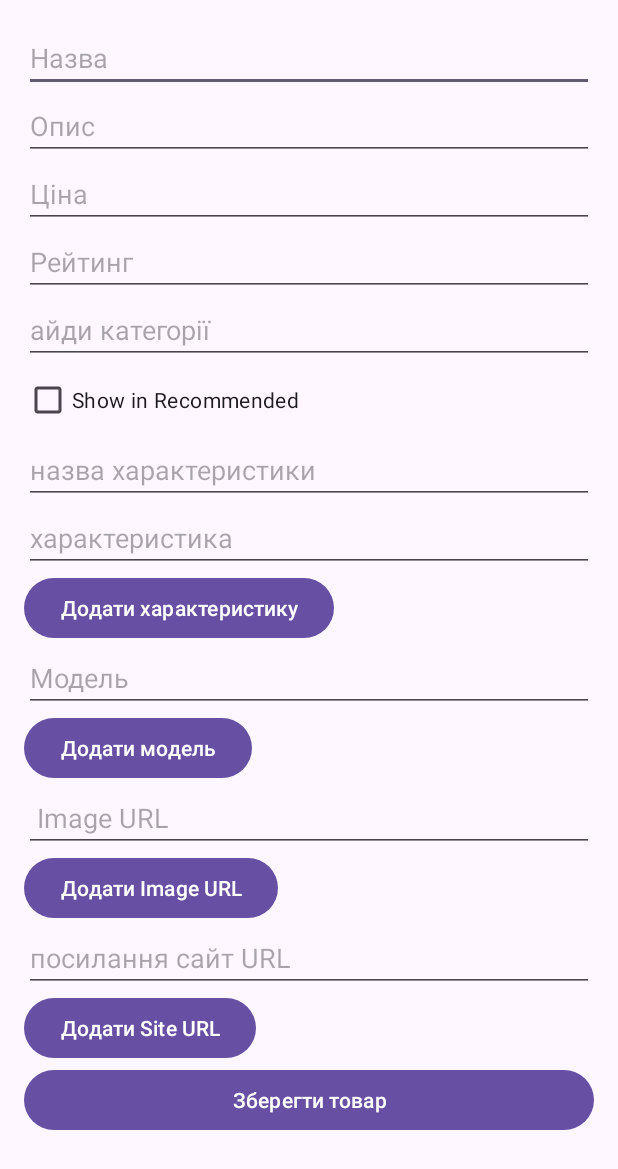
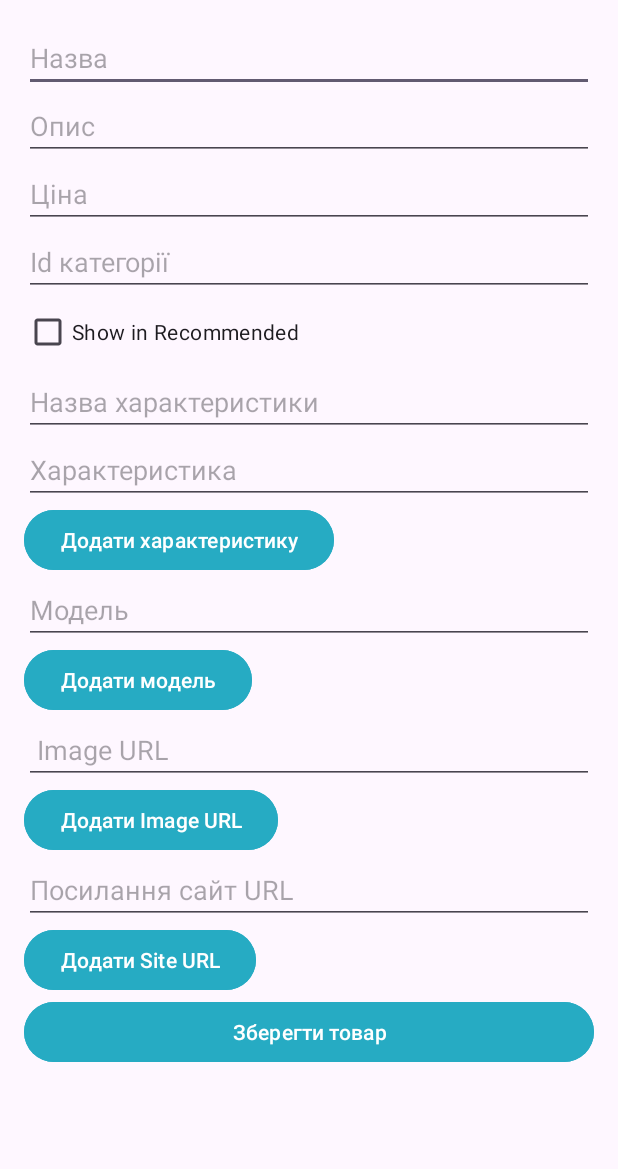
Before and after one commit to AntonBuslov/DIA-Catalog, an Android app: the ItemNewActivity screen opened directly, with no data from a screen before it, on a phone screen of 412 x 824 dp. Shown: the top 1169 px of the screen. Run offline under Robolectric (Android 15) with nearby library versions, the phone set to English and light mode, and no system bars; our stand-ins replace Firebase (no records; nobody signed in at launch, a user with empty details on screens opened directly).

Commit message:
Added new items, and security layers, changed logic of rating to remove bugs

```diff
--- a/app/build.gradle.kts
+++ b/app/build.gradle.kts
@@ -12,8 +12,8 @@ android {
         applicationId = "com.Practice.DIACataloge"
         minSdk = 27
         targetSdk = 34
-        versionCode = 6
-        versionName = "2.5"
+        versionCode = 8
+        versionName = "2.8"
 
         testInstrumentationRunner = "androidx.test.runner.AndroidJUnitRunner"
     }
--- a/app/src/main/java/com/Practice/DIACataloge/MainActivity.kt
+++ b/app/src/main/java/com/Practice/DIACataloge/MainActivity.kt
@@ -30,10 +30,7 @@ class MainActivity : AppCompatActivity() {
         initCategory()
         initRecommended()
         setupSearchView()
-        binding.newIt.setOnClickListener {
-            val intent = Intent(this@MainActivity, ItemNewActivity::class.java)
-            startActivity(intent)
-        }
+
     }
 
     private fun setupSearchView() {
--- a/app/src/main/java/com/Practice/DIACataloge/Register_Activity.java
+++ b/app/src/main/java/com/Practice/DIACataloge/Register_Activity.java
@@ -135,6 +135,7 @@ public class Register_Activity extends AppCompatActivity {
                             user.put("Email", email);
                             user.put("LastView", stringList);
                             user.put("Favorites", stringList);
+                            user.put("Status", "User");
 
                             firebaseFirestore.collection("users")
                                              .document(firebaseAuth.getCurrentUser().getUid().toString())
--- a/app/src/main/java/com/Practice/DIACataloge/UserDataClass.java
+++ b/app/src/main/java/com/Practice/DIACataloge/UserDataClass.java
@@ -7,12 +7,14 @@ public class UserDataClass {
     public String Name;
     public List<String> LastView;
     public List<String> Favorites;
+    String Status;
 
-    public UserDataClass(String email, String name, List<String> lastView, List<String> favorites) {
+    public UserDataClass(String email, String name, List<String> lastView, List<String> favorites, String status) {
         Email = email;
         Name = name;
         LastView = lastView;
         Favorites = favorites;
+        Status = status;
     }
     public UserDataClass() {
     }
--- a/app/src/main/res/layout/activity_item_new.xml
+++ b/app/src/main/res/layout/activity_item_new.xml
@@ -31,17 +31,10 @@
             android:hint="Ціна"/>
 
         <EditText
-            android:id="@+id/etRating"
-            android:layout_width="match_parent"
-            android:layout_height="wrap_content"
-            android:inputType="numberDecimal"
-            android:hint="Рейтинг"/>
-
-        <EditText
             android:id="@+id/etCategory"
             android:layout_width="match_parent"
             android:layout_height="wrap_content"
-            android:hint="айди категорії"/>
+            android:hint="Id категорії" />
 
         <!-- Checkbox for showing as recommended -->
         <CheckBox
@@ -55,19 +48,20 @@
             android:id="@+id/etCharacteristicKey"
             android:layout_width="match_parent"
             android:layout_height="wrap_content"
-            android:hint="назва характеристики"/>
+            android:hint="Назва характеристики" />
 
         <EditText
             android:id="@+id/etCharacteristicValue"
             android:layout_width="match_parent"
             android:layout_height="wrap_content"
-            android:hint="характеристика"/>
+            android:hint="Характеристика" />
 
         <Button
             android:id="@+id/btnAddCharacteristic"
             android:layout_width="wrap_content"
             android:layout_height="wrap_content"
-            android:text="Додати характеристику"/>
+            android:backgroundTint="#26ABC3"
+            android:text="Додати характеристику" />
 
         <!-- Fields for adding models -->
         <EditText
@@ -80,7 +74,8 @@
             android:id="@+id/btnAddModel"
             android:layout_width="wrap_content"
             android:layout_height="wrap_content"
-            android:text="Додати модель"/>
+            android:backgroundTint="#26ABC3"
+            android:text="Додати модель" />
 
         <EditText
             android:id="@+id/etPicUrl"
@@ -92,7 +87,8 @@
             android:id="@+id/btnAddPicUrl"
             android:layout_width="wrap_content"
             android:layout_height="wrap_content"
-            android:text="Додати Image URL"/>
+            android:backgroundTint="#26ABC3"
+            android:text="Додати Image URL" />
 
         <LinearLayout
             android:id="@+id/layoutImages"
@@ -105,19 +101,21 @@
             android:id="@+id/etSiteUrl"
             android:layout_width="match_parent"
             android:layout_height="wrap_content"
-            android:hint="посилання сайт URL"/>
+            android:hint="Посилання сайт URL" />
 
         <Button
             android:id="@+id/btnAddSiteUrl"
             android:layout_width="wrap_content"
             android:layout_height="wrap_content"
-            android:text="Додати Site URL"/>
+            android:backgroundTint="#26ABC3"
+            android:text="Додати Site URL" />
 
         <Button
             android:id="@+id/btnSaveItem"
             android:layout_width="match_parent"
             android:layout_height="wrap_content"
-            android:text="Зберегти товар"/>
+            android:backgroundTint="#26ABC3"
+            android:text="Зберегти товар" />
 
     </LinearLayout>
 </ScrollView>
```
Also changed, not shown: app/src/main/java/com/Practice/DIACataloge/Account_Activity.java (+18 -3 lines), app/src/main/java/com/Practice/DIACataloge/DetailAktivity.kt (+14 -1 lines), app/src/main/java/com/Practice/DIACataloge/Itam_new.kt (+15 -29 lines), app/src/main/res/layout/activity_account.xml (+13 -0 lines), app/src/main/res/layout/activity_main.xml (+1 -10 lines).
